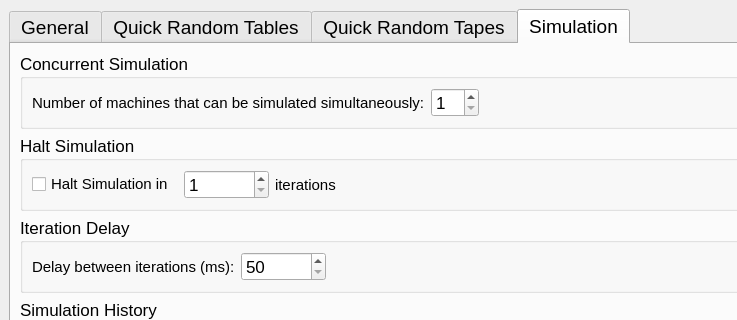
Qt form Qt/TuringsMachineSimulator/settings.ui (fabioalves98/TuringsMachineGenerator) before a commit; both pictures show x 0 to 737 and y 0 to 320 of the 854 by 599 pixel window.
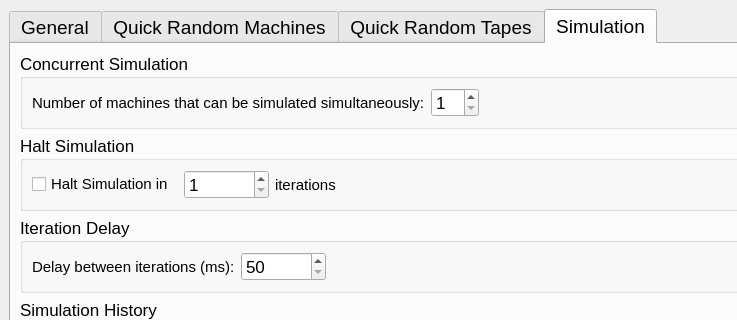
The same form after that commit.

The edit to the form file:
```diff
--- a/Qt/TuringsMachineSimulator/settings.ui
+++ b/Qt/TuringsMachineSimulator/settings.ui
@@ -296,7 +296,7 @@
       </widget>
       <widget class="QWidget" name="RandomTables">
        <attribute name="title">
-        <string>Quick Random Tables</string>
+        <string>Quick Random Machines</string>
        </attribute>
        <layout class="QVBoxLayout" name="verticalLayout_8">
         <item>
```
Left out of the diff: 114 changed lines with no effect on the pictures.
